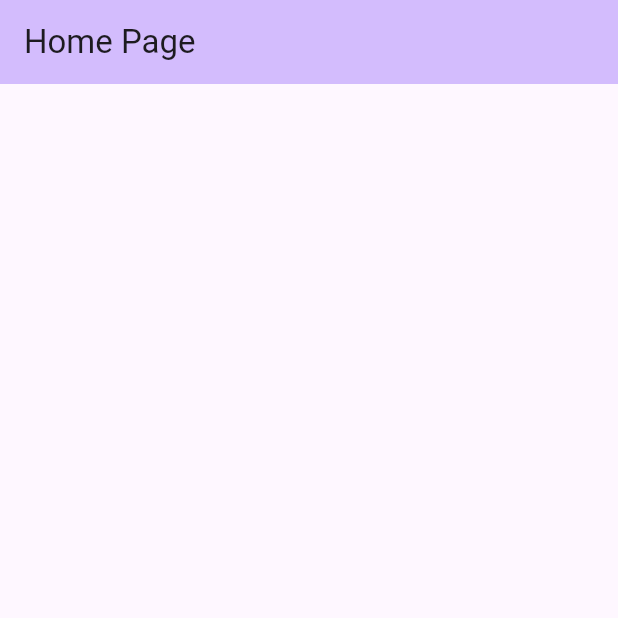
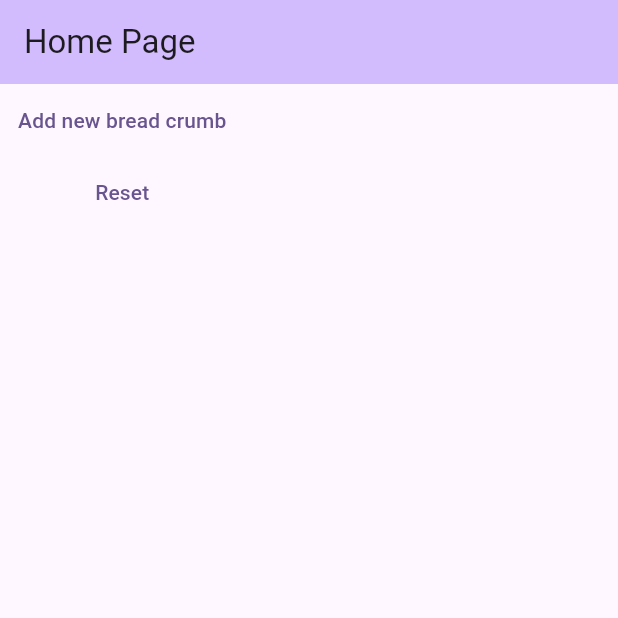
Before and after one commit to jiahongwei1998/provider_course, a Flutter app: the screen it shows after launch, on a phone screen of 412 x 824 dp, the top half of it. Run offline on Flutter 3.47's test engine with Material 2 defaults, Android fonts, the phone set to English and light mode, and no system bars.

Commit message:
new code

```diff
--- a/lib/main.dart
+++ b/lib/main.dart
@@ -1,7 +1,14 @@
+import 'dart:collection';
+
 import 'package:flutter/material.dart';
+import 'package:provider/provider.dart';
+import 'package:uuid/uuid.dart';
 
 void main() {
-  runApp(MaterialApp(
+  runApp(
+    ChangeNotifierProvider(
+      create: (_) => BreadCrumbProvider(),
+      child: MaterialApp(
         title: 'Flutter Demo',
         theme: ThemeData(
           colorScheme: ColorScheme.fromSeed(seedColor: Colors.deepPurple),
@@ -9,18 +16,78 @@ void main() {
         ),
         home: const HomePage(),
         debugShowCheckedModeBanner: false,
-  ));
+        routes: {
+          '/new': (context) => const Material(),
+        },
+      ),
+    ),
+  );
 }
 
-class HomePage extends StatefulWidget {
-  const HomePage({super.key});
+class BreadCrumb {
+  bool isActive;
+  final String name;
+  final String uuid;
+
+  BreadCrumb({
+    required this.isActive,
+    required this.name,
+  }) : uuid = const Uuid().v4();
+
+  void activate() => isActive = true;
 
   @override
-  State<HomePage> createState() => _HomePageState();
+  bool operator ==(covariant BreadCrumb other) => uuid == other.uuid;
+
+  @override
+  int get hashCode => uuid.hashCode;
+
+  String get title => name + (isActive ? '>' : '');
 }
 
-class _HomePageState extends State<HomePage> {
-  var color1 = Colors.yellow, color2 = Colors.blue;
+class BreadCrumbProvider extends ChangeNotifier {
+  final List<BreadCrumb> _items = [];
+  UnmodifiableListView<BreadCrumb> get items => UnmodifiableListView(_items);
+
+  void add(BreadCrumb breadCrumb) {
+    for (final item in _items) {
+      item.activate();
+    }
+    _items.add(breadCrumb);
+    notifyListeners();
+  }
+
+  void reset() {
+    _items.clear();
+    notifyListeners();
+  }
+}
+
+class BreadCrumbsWidget extends StatelessWidget {
+  final UnmodifiableListView<BreadCrumb> breadCrumbs;
+
+  const BreadCrumbsWidget({
+    super.key,
+    required this.breadCrumbs,
+  });
+
+  @override
+  Widget build(BuildContext context) {
+    return Wrap(
+      children: breadCrumbs.map((element) {
+        return Text(
+          element.title,
+          style: TextStyle(
+            color: element.isActive ? Colors.blue : Colors.black,
+          ),
+        );
+      }).toList(),
+    );
+  }
+}
+
+class HomePage extends StatelessWidget {
+  const HomePage({super.key});
 
   @override
   Widget build(BuildContext context) {
@@ -29,6 +96,22 @@ class _HomePageState extends State<HomePage> {
         backgroundColor: Theme.of(context).colorScheme.inversePrimary,
         title: const Text('Home Page'),
       ),
+      body: Column(
+        children: [
+          TextButton(
+            onPressed: () {
+              Navigator.of(context).pushNamed('/new');
+            },
+            child: const Text('Add new bread crumb'),
+          ),
+          TextButton(
+            onPressed: () {
+              context.read<BreadCrumbProvider>().reset();
+            },
+            child: const Text('Reset'),
+          ),
+        ],
+      ),
     );
   }
 }
--- a/pubspec.yaml
+++ b/pubspec.yaml
@@ -35,6 +35,8 @@ dependencies:
   # The following adds the Cupertino Icons font to your application.
   # Use with the CupertinoIcons class for iOS style icons.
   cupertino_icons: ^1.0.2
+  provider: ^6.0.5
+  uuid: ^4.1.0
 
 dev_dependencies:
   flutter_test:
```
Also changed, not shown: pubspec.lock. Lines whose indentation alone changed are shown as unchanged.
